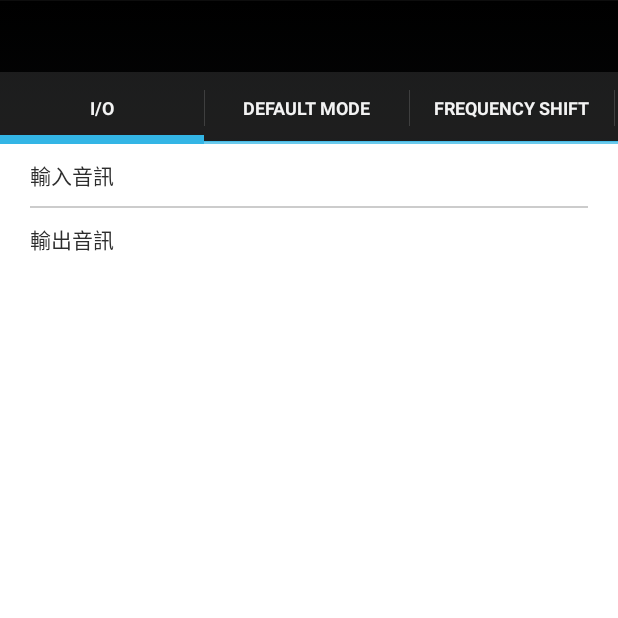
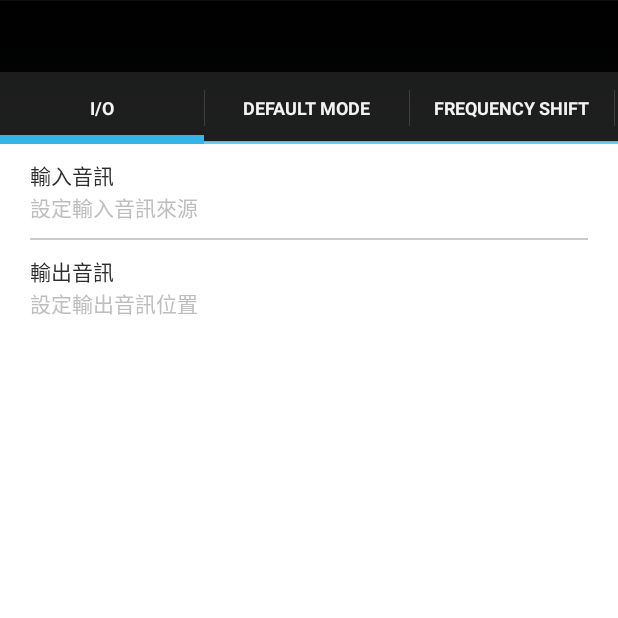
Before and after one commit to alantitor/Oblivion, an Android app: the SettingActivity screen opened directly, with no data from a screen before it, on a phone screen of 412 x 824 dp, the top half of it. Run offline under Robolectric (Android 15) with nearby library versions, the phone set to English and light mode, and no system bars.

```diff
--- a/app/src/main/java/ntou/cs/lab505/oblivion/activitites/SettingActivity.java
+++ b/app/src/main/java/ntou/cs/lab505/oblivion/activitites/SettingActivity.java
@@ -9,10 +9,11 @@ import android.support.v4.app.FragmentActivity;
 import android.support.v4.app.FragmentManager;
 import android.support.v4.app.FragmentPagerAdapter;
 import android.support.v4.view.ViewPager;
-import android.util.Log;
 import android.view.LayoutInflater;
 import android.view.View;
 import android.view.ViewGroup;
+import android.widget.LinearLayout;
+import android.widget.RadioButton;
 import android.widget.SeekBar;
 import android.widget.TextView;
 
@@ -77,7 +78,7 @@ public class SettingActivity extends FragmentActivity implements ActionBar.TabLi
      */
     @Override
     public void onTabUnselected(ActionBar.Tab tab, FragmentTransaction ft) {
-
+        //
     }
 
     /**
@@ -87,7 +88,7 @@ public class SettingActivity extends FragmentActivity implements ActionBar.TabLi
      */
     @Override
     public void onTabReselected(ActionBar.Tab tab, FragmentTransaction ft) {
-
+        //
     }
 
     public static class AppSectionsPagerAdapter extends FragmentPagerAdapter {
@@ -140,32 +141,124 @@ public class SettingActivity extends FragmentActivity implements ActionBar.TabLi
     }
 
     public static class IOSectionFragment extends Fragment {
+        private View rootView;
+        private LinearLayout layout1;
+        private LinearLayout layout2;
+
         @Override
         public View onCreateView(LayoutInflater inflater, ViewGroup container, Bundle savedInstanceState) {
-            View rootView = inflater.inflate(R.layout.fragment_io, container, false);
+            this.rootView = inflater.inflate(R.layout.fragment_io, container, false);
+            this.layout1 = (LinearLayout) rootView.findViewById(R.id.layout1_fragment_io);
+            this.layout2 = (LinearLayout) rootView.findViewById(R.id.layout2_fragment_io);
+            // add listener.
+            layout1.setOnClickListener(new View.OnClickListener() {
+                @Override
+                public void onClick(View v) {
+                    onButton1Clicked();
+                }
+            });
+            layout2.setOnClickListener(new View.OnClickListener() {
+                @Override
+                public void onClick(View v) {
+                    onButton2Clicked();
+                }
+            });
+
             return rootView;
+        }
+
+        public void onButton1Clicked() {
+
+        }
+
+        public void onButton2Clicked() {
+
         }
     }
 
     public static class DefaultModeSectionFragment extends Fragment {
+        // objects
+        private View rootView;
+        private RadioButton rB1;  // 低頻音加強.  0
+        private RadioButton rB2;  // 高頻音加強.  1
+        private RadioButton rB3;  // 混合性加強.  2
+        private RadioButton rB4;  // 自訂.  3
+        // parameters
+        private int selectedValue;  // denote selected button.
+
         @Override
         public View onCreateView(LayoutInflater inflater, ViewGroup container, Bundle savedInstanceState) {
-            View rootView = inflater.inflate(R.layout.fragment_defaultmode, container, false);
+            this.rootView = inflater.inflate(R.layout.fragment_defaultmode, container, false);
+            this.rB1 = (RadioButton) rootView.findViewById(R.id.radioButton1_fragment_defaultmode);
+            this.rB2 = (RadioButton) rootView.findViewById(R.id.radioButton2_fragment_defaultmode);
+            this.rB3 = (RadioButton) rootView.findViewById(R.id.radioButton3_fragment_defaultmode);
+            this.rB4 = (RadioButton) rootView.findViewById(R.id.radioButton4_fragment_defaultmode);
+            this.selectedValue = -1;
+
+            // add listener
+            rB1.setOnClickListener(new View.OnClickListener() {
+                @Override
+                public void onClick(View v) {
+                    selectedValue = 0;
+                    rB1.setChecked(true);
+                    rB2.setChecked(false);
+                    rB3.setChecked(false);
+                    rB4.setChecked(false);
+                }
+            });
+
+            rB2.setOnClickListener(new View.OnClickListener() {
+                @Override
+                public void onClick(View v) {
+                    selectedValue = 1;
+                    rB1.setChecked(false);
+                    rB2.setChecked(true);
+                    rB3.setChecked(false);
+                    rB4.setChecked(false);
+                }
+            });
+
+            rB3.setOnClickListener(new View.OnClickListener() {
+                @Override
+                public void onClick(View v) {
+                    selectedValue = 2;
+                    rB1.setChecked(false);
+                    rB2.setChecked(false);
+                    rB3.setChecked(true);
+                    rB4.setChecked(false);
+                }
+            });
+
+            rB4.setOnClickListener(new View.OnClickListener() {
+                @Override
+                public void onClick(View v) {
+                    selectedValue = 3;
+                    rB1.setChecked(false);
+                    rB2.setChecked(false);
+                    rB3.setChecked(false);
+                    rB4.setChecked(true);
+                }
+            });
+
             return rootView;
         }
     }
 
     public static class FrequencyShiftSectionFragment extends Fragment implements SeekBar.OnSeekBarChangeListener {
+        // objects
         private View rootView;
         private TextView fsValue;
         private SeekBar seekbar;
-        private int seekBarValue = 0;
+        // parameters
+        private int seekBarValue;
 
         @Override
         public View onCreateView(LayoutInflater inflater, ViewGroup container, Bundle savedInstanceState) {
             this.rootView = inflater.inflate(R.layout.fragment_freqshift, container, false);
             this.fsValue = (TextView) rootView.findViewById(R.id.fsvalue_fragment_freqshift);
             this.seekbar = (SeekBar) rootView.findViewById(R.id.seekBar_fragment_freqshift);
+            this.seekBarValue = 0;
+
             // add listener.
             seekbar.setOnSeekBarChangeListener(this);
 
@@ -175,7 +268,7 @@ public class SettingActivity extends FragmentActivity implements ActionBar.TabLi
         @Override
         public void onProgressChanged(SeekBar seekBar, int progress, boolean fromUser) {
             seekBarValue = progress - 24;
-            fsValue.setText(seekBarValue + "");
+            fsValue.setText(String.valueOf(seekBarValue));
             //Log.d("SettingActivity", "FrequencyShiftSectionFragment, " + "seekbar onProgressChanged:  " + seekValue);
         }
 
--- a/app/src/main/res/layout/fragment_io.xml
+++ b/app/src/main/res/layout/fragment_io.xml
@@ -17,13 +17,20 @@
             android:orientation="vertical"
             android:layout_width="match_parent"
             android:layout_height="wrap_content"
-            android:layout_weight="1">
+            android:layout_weight="1"
+            android:id="@+id/layout1_fragment_io"
+            android:clickable="true"
+            android:onClick="onButton1Clicked">
 
             <TextView
                 android:layout_width="wrap_content"
                 android:layout_height="wrap_content"
                 android:text="輸入音訊"
                 android:textColor="#2d2d2d"/>
+            <TextView
+                android:layout_width="wrap_content"
+                android:layout_height="wrap_content"
+                android:text="設定輸入音訊來源"/>
 
         </LinearLayout>
 
@@ -45,14 +52,20 @@
             android:orientation="vertical"
             android:layout_width="match_parent"
             android:layout_height="wrap_content"
-            android:layout_weight="1">
+            android:layout_weight="1"
+            android:id="@+id/layout2_fragment_io"
+            android:clickable="true"
+            android:onClick="onButton2Clicked">
 
             <TextView
                 android:layout_width="wrap_content"
                 android:layout_height="wrap_content"
                 android:text="輸出音訊"
                 android:textColor="#2d2d2d"/>
-
+            <TextView
+                android:layout_width="wrap_content"
+                android:layout_height="wrap_content"
+                android:text="設定輸出音訊位置"/>
         </LinearLayout>
 
     </LinearLayout>
```
Also changed, not shown: app/src/main/res/layout/fragment_defaultmode.xml (+4 -4 lines), 4 other files.
